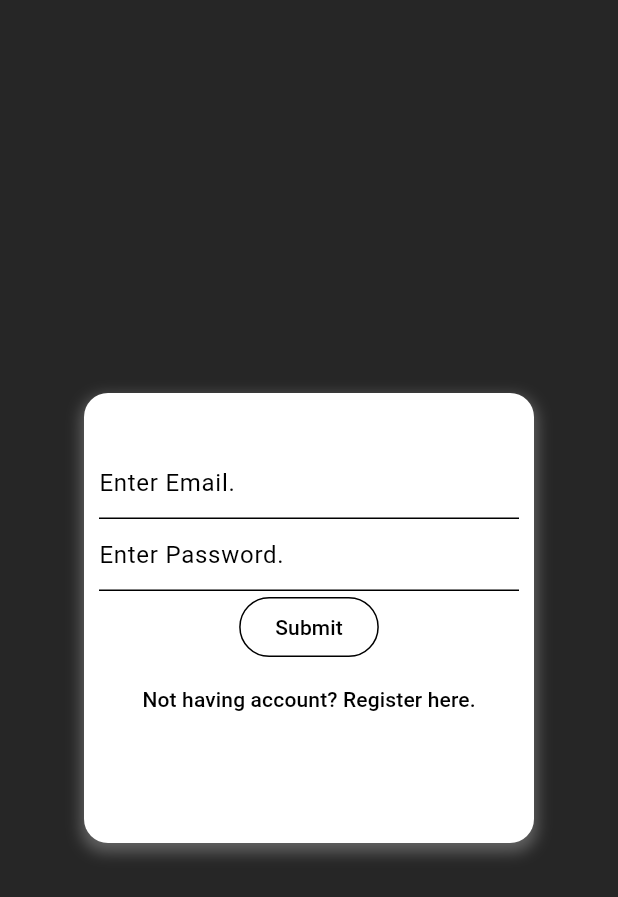
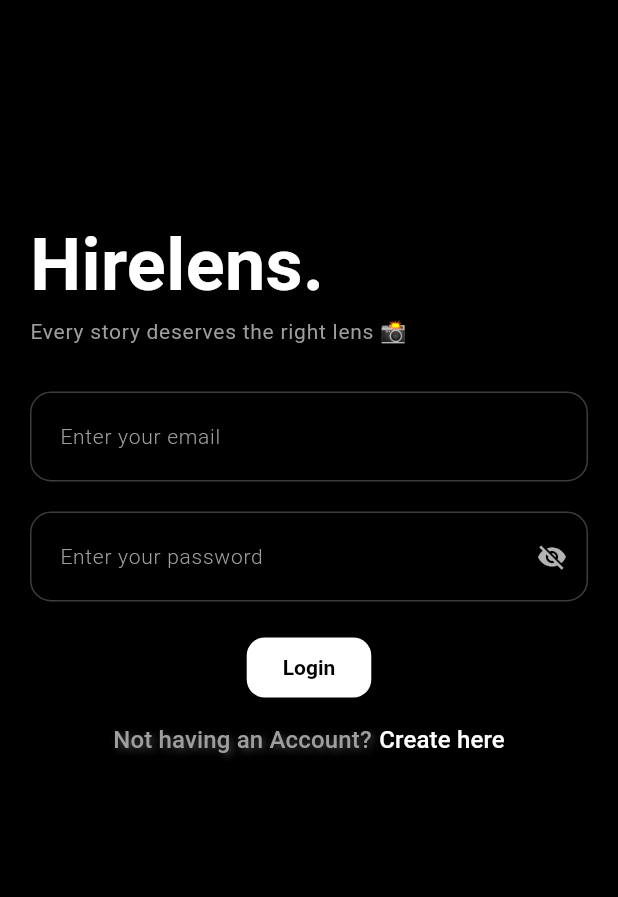
Before and after one commit to Utsav3108/hirelens, a Flutter app: the screen it shows after launch, on a phone screen of 412 x 824 dp. Shown: the top 897 px of the screen. Run offline on Flutter 3.47's test engine with Material 3 defaults, Android fonts, the phone set to English and light mode, and no system bars.

Commit message:
Redesigned the login screen.

```diff
--- a/lib/Onboarding/login.dart
+++ b/lib/Onboarding/login.dart
@@ -1,4 +1,5 @@
 import 'package:flutter/material.dart';
+import 'Widgets/CustomTextFields.dart';
 
 class Login extends StatefulWidget {
   const Login({super.key, required this.title});
@@ -12,49 +13,103 @@ class Login extends StatefulWidget {
 class _LoginState extends State<Login> {
   @override
   Widget build(BuildContext context) {
+    final width = MediaQuery.sizeOf(context).width;
+
     return Scaffold(
-      backgroundColor: Color.fromRGBO(38, 38, 38, 1),
       body: Center(
-        child: Container(
-          decoration: BoxDecoration(
-            color: Colors.white,
-            borderRadius: BorderRadius.circular(16),
-            boxShadow: [
-              BoxShadow(
-                color: Colors.grey.withOpacity(0.5),
-                // Shadow color with opacity
-                offset: const Offset(0, 4),
-                // X, Y offset of the shadow
-                blurRadius: 8,
-                // Blurriness of the shadow
-                spreadRadius: 2, // How much the shadow spreads
-              ),
-            ],
-          ),
-          height: 300,
-          width: 300,
-          child: Padding(
-            padding: EdgeInsets.all(10),
+        child: SingleChildScrollView(
+          child: SizedBox(
+            height: 600,
+            width: width - 40,
             child: Column(
+              crossAxisAlignment: CrossAxisAlignment.start,
               children: [
-                Center(child: Text("Hirelens", style: TextStyle(fontSize: 18))),
-                TextField(
-                  decoration: InputDecoration(hintText: "Enter Email."),
+                SizedBox(height: 30),
+                Text(
+                  "Hirelens.",
+                  style: TextStyle(
+                    fontSize: 48,
+                    color: Colors.white,
+                    fontWeight: FontWeight.bold,
+                  ),
                 ),
-                TextField(
-                  decoration: InputDecoration(hintText: "Enter Password."),
+                Text(
+                  "Every story deserves the right lens 📸",
+                  style: TextStyle(
+                    fontSize: 14,
+                    color: Colors.grey,
+                    fontWeight: FontWeight.w400,
+                    letterSpacing: 0.5,
+                  ),
                 ),
-                OutlinedButton(
-                  onPressed: () {
-                    Navigator.pushNamed(context, '/home');
-                  },
-                  child: Text("Submit"),
+
+                SizedBox(height: 30),
+
+                customTextField(placeholder: "Enter your email"),
+                SizedBox(height: 20),
+
+                customTextField(
+                  placeholder: "Enter your password",
+                  isSecure: true,
                 ),
-                TextButton(
-                  onPressed: () {
-                    Navigator.pushNamed(context, '/register');
-                  },
-                  child: Text("Not having account? Register here."),
+                SizedBox(height: 20),
+
+                Center(
+                  child: ElevatedButton(
+                    onPressed: () {
+                      Navigator.pushNamed(context, '/home');
+                    },
+                    style: ElevatedButton.styleFrom(
+                      backgroundColor: Colors.white,
+                      foregroundColor: Colors.black,
+                      shape: RoundedRectangleBorder(
+                        borderRadius: BorderRadius.circular(12),
+                      ),
+                      elevation: 2,
+                    ),
+                    child: Text("Login"),
+                  ),
+                ),
+
+                Center(
+                  child: TextButton(
+                    onPressed: () {
+                      Navigator.pushNamed(context, "/register");
+                    },
+                    child: Row(
+                      mainAxisAlignment: MainAxisAlignment.center,
+                      children: [
+                        Text(
+                          "Not having an Account?",
+                          style: TextStyle(
+                            fontSize: 16,
+                            color: Colors.grey,
+                            fontWeight: FontWeight.w500,
+                            shadows: [
+                              Shadow(
+                                offset: Offset(2, 2),
+                                // how far the shadow moves
+                                blurRadius: 6.0,
+                                // how soft the shadow is
+                                color: Colors.grey.withOpacity(
+                                  0.4,
+                                ), // shadow color
+                              ),
+                            ],
+                          ),
+                        ),
+                        SizedBox(width: 5),
+                        Text(
+                          "Create here",
+                          style: TextStyle(
+                            fontSize: 16,
+                            color: Colors.white,
+                            fontWeight: FontWeight.w500,
+                          ),
+                        ),
+                      ],
+                    ),
+                  ),
                 ),
               ],
             ),
@@ -63,4 +118,8 @@ class _LoginState extends State<Login> {
       ),
     );
   }
+
+  Widget customTextField({required String placeholder, bool isSecure = false}) {
+    return CustomTextField(placeholder: placeholder, isSecure: isSecure);
+  }
 }
--- a/lib/Onboarding/registration.dart
+++ b/lib/Onboarding/registration.dart
@@ -113,6 +113,5 @@ class _RegisterState extends State<Register> {
 
   Widget customTextField({required String placeholder, bool isSecure = false}) {
     return CustomTextField(placeholder: placeholder, isSecure: isSecure);
-    ;
   }
 }
```
